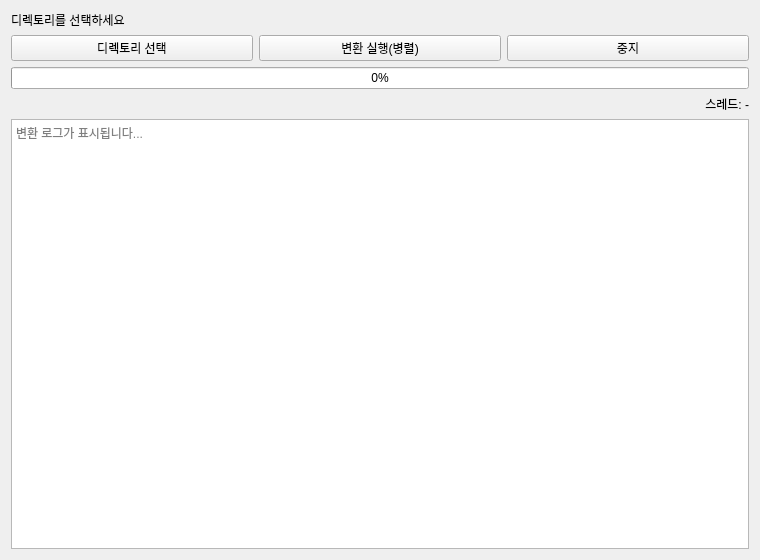
Before: the Qt Designer form auto_label/ui/main_window.ui in Huni0128/auto_label, drawn with Qt 5.
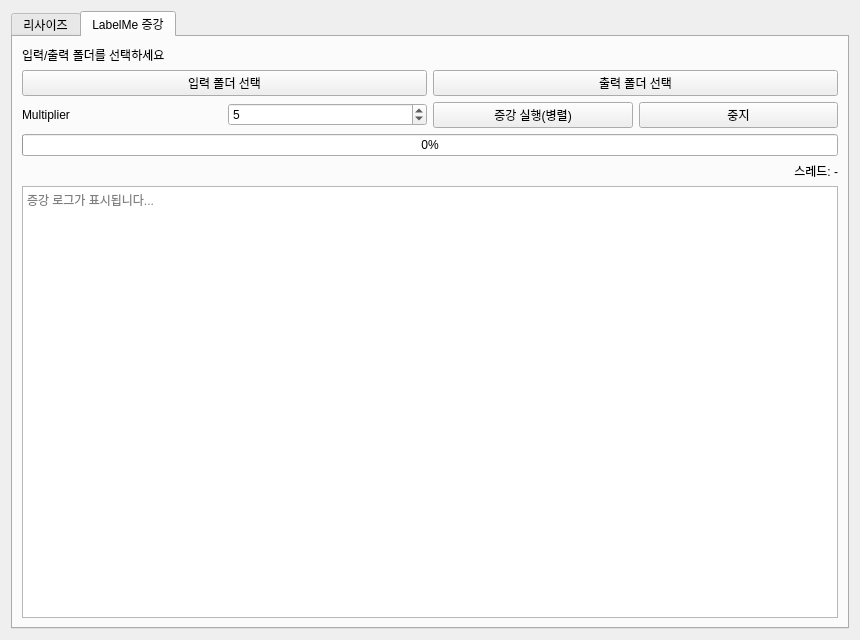
After: the same form once the commit is applied. The open tabs and pages were chosen to show the change.

Commit message: add: augment images function

```diff
--- a/auto_label/ui/main_window.ui
+++ b/auto_label/ui/main_window.ui
@@ -3,17 +3,19 @@
  <class>ImageResizerWindow</class>
  <widget class="QWidget" name="ImageResizerWindow">
   <property name="geometry">
-   <rect>
-    <x>0</x>
-    <y>0</y>
-    <width>760</width>
-    <height>560</height>
-   </rect>
+   <rect><x>0</x><y>0</y><width>860</width><height>640</height></rect>
   </property>
   <property name="windowTitle">
    <string>이미지 해상도 변환기 (1280x720) - 병렬/로그/진행률</string>
   </property>
-  <layout class="QVBoxLayout" name="verticalLayout">
+
+  <layout class="QVBoxLayout" name="rootLayout">
+   <item>
+    <widget class="QTabWidget" name="tabWidget">
+     <!-- ===== Tab 1: Resize ===== -->
+     <widget class="QWidget" name="tabResize">
+      <attribute name="title"><string>리사이즈</string></attribute>
+      <layout class="QVBoxLayout" name="resizeLayout">
    <item>
     <widget class="QLabel" name="labelPath">
      <property name="text">
@@ -71,12 +73,88 @@
    </item>
    <item>
     <widget class="QTextEdit" name="textLog">
-     <property name="readOnly">
-      <bool>true</bool>
-     </property>
-     <property name="placeholderText">
-      <string>변환 로그가 표시됩니다...</string>
-     </property>
+         <property name="readOnly"><bool>true</bool></property>
+         <property name="placeholderText"><string>변환 로그가 표시됩니다...</string></property>
+        </widget>
+       </item>
+      </layout>
+     </widget>
+
+     <!-- ===== Tab 2: Augment ===== -->
+     <widget class="QWidget" name="tabAugment">
+      <attribute name="title"><string>LabelMe 증강</string></attribute>
+      <layout class="QVBoxLayout" name="augmentLayout">
+       <item>
+        <widget class="QLabel" name="labelAugPaths">
+         <property name="text"><string>입력/출력 폴더를 선택하세요</string></property>
+         <property name="alignment"><set>Qt::AlignLeft|Qt::AlignVCenter</set></property>
+        </widget>
+       </item>
+
+       <item>
+        <layout class="QHBoxLayout" name="augPathBtns">
+         <item>
+          <widget class="QPushButton" name="btnAugIn">
+           <property name="text"><string>입력 폴더 선택</string></property>
+          </widget>
+         </item>
+         <item>
+          <widget class="QPushButton" name="btnAugOut">
+           <property name="text"><string>출력 폴더 선택</string></property>
+          </widget>
+         </item>
+        </layout>
+       </item>
+
+       <item>
+        <layout class="QHBoxLayout" name="augControls">
+         <item>
+          <widget class="QLabel" name="labelMultiplier">
+           <property name="text"><string>Multiplier</string></property>
+          </widget>
+         </item>
+         <item>
+          <widget class="QSpinBox" name="spinMultiplier">
+           <property name="minimum"><number>1</number></property>
+           <property name="maximum"><number>100</number></property>
+           <property name="value"><number>5</number></property>
+          </widget>
+         </item>
+         <item>
+          <widget class="QPushButton" name="btnAugRun">
+           <property name="text"><string>증강 실행(병렬)</string></property>
+          </widget>
+         </item>
+         <item>
+          <widget class="QPushButton" name="btnAugStop">
+           <property name="text"><string>중지</string></property>
+          </widget>
+         </item>
+        </layout>
+       </item>
+
+       <item>
+        <widget class="QProgressBar" name="progressAug">
+         <property name="value"><number>0</number></property>
+         <property name="format"><string>%p%</string></property>
+        </widget>
+       </item>
+
+       <item>
+        <widget class="QLabel" name="threadLabelAug">
+         <property name="text"><string>스레드: -</string></property>
+         <property name="alignment"><set>Qt::AlignRight|Qt::AlignVCenter</set></property>
+        </widget>
+       </item>
+
+       <item>
+        <widget class="QTextEdit" name="textAugLog">
+         <property name="readOnly"><bool>true</bool></property>
+         <property name="placeholderText"><string>증강 로그가 표시됩니다...</string></property>
+        </widget>
+       </item>
+      </layout>
+     </widget>
     </widget>
    </item>
   </layout>
```
Left out of the diff: 42 changed lines with no effect on the pictures. Lines whose indentation alone changed are shown as unchanged. The commit also changes 254 other files.
